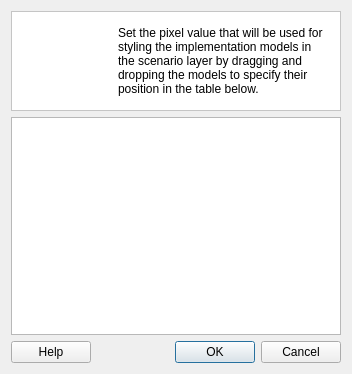
The window that src/cplus_plugin/ui/style_pixel_dialog.ui (ConservationInternational/cplus-plugin) describes before a commit, drawn with Qt 5.
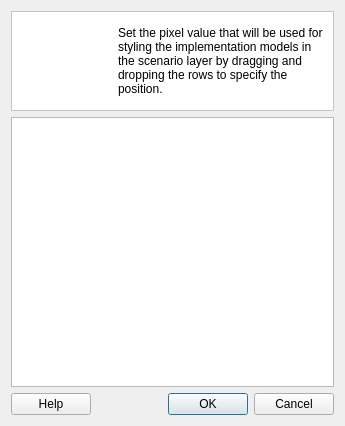
The same window after the commit.

Commit message: Enable DnD in the style pixel editor.

Diff of the .ui file:
```diff
--- a/src/cplus_plugin/ui/style_pixel_dialog.ui
+++ b/src/cplus_plugin/ui/style_pixel_dialog.ui
@@ -6,8 +6,8 @@
    <rect>
     <x>0</x>
     <y>0</y>
-    <width>352</width>
-    <height>374</height>
+    <width>345</width>
+    <height>426</height>
    </rect>
   </property>
   <property name="windowTitle">
@@ -66,7 +66,7 @@
       <item>
        <widget class="QLabel" name="label_123">
         <property name="text">
-         <string>&lt;html&gt;&lt;head/&gt;&lt;body&gt;&lt;p&gt;Set the pixel value that will be used for styling the implementation models in the scenario layer by dragging and dropping the models to specify their position in the table below.&lt;/p&gt;&lt;/body&gt;&lt;/html&gt;</string>
+         <string>&lt;html&gt;&lt;head/&gt;&lt;body&gt;&lt;p&gt;Set the pixel value that will be used for styling the implementation models in the scenario layer by dragging and dropping the rows to specify the position.&lt;/p&gt;&lt;/body&gt;&lt;/html&gt;</string>
         </property>
         <property name="wordWrap">
          <bool>true</bool>
@@ -97,7 +97,7 @@
     </widget>
    </item>
    <item row="1" column="0" colspan="2">
-    <widget class="QListView" name="lv_implementation_model">
+    <widget class="QTableView" name="tv_implementation_model">
      <property name="editTriggers">
       <set>QAbstractItemView::NoEditTriggers</set>
      </property>
@@ -116,6 +116,9 @@
      <property name="selectionBehavior">
       <enum>QAbstractItemView::SelectRows</enum>
      </property>
+     <attribute name="horizontalHeaderVisible">
+      <bool>false</bool>
+     </attribute>
     </widget>
    </item>
   </layout>
```
Left out of the diff: 2 changed lines with no effect on the pictures. The commit also changes 1 other file.
